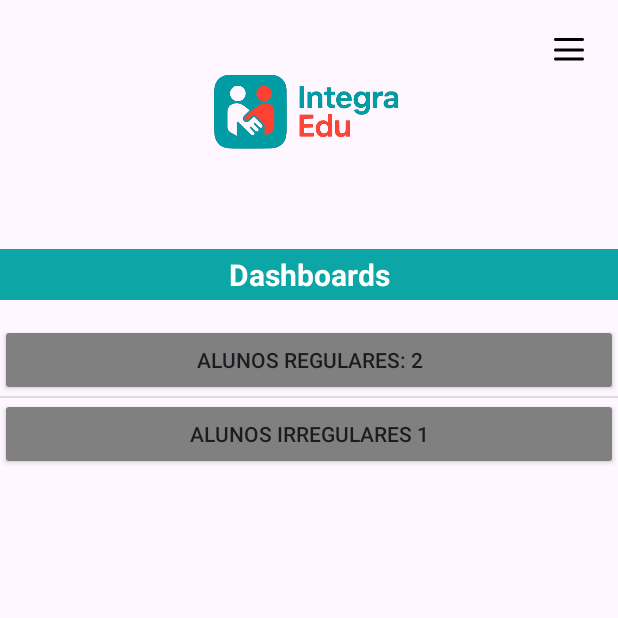
After one commit to YuriBrag/IntegraEdu, an Android app: the DashboardsActivity screen opened directly, with no data from a screen before it, on a phone screen of 412 x 824 dp, the top half of it. The commit adds this screen. Run offline under Robolectric (Android 15) with nearby library versions, the phone set to English and light mode, and no system bars.

Commit message:
Create Dashboard screen

```diff
--- a/app/src/main/AndroidManifest.xml
+++ b/app/src/main/AndroidManifest.xml
@@ -12,6 +12,9 @@
         android:supportsRtl="true"
         android:theme="@style/Theme.IntegraEdu"
         tools:targetApi="31">
+        <activity
+            android:name=".DashboardsActivity"
+            android:exported="false" />
         <activity
             android:name=".AlunosActivity"
             android:exported="false" />
--- a/app/src/main/java/yuri/bragine/integraedu/CadastroActivity.java
+++ b/app/src/main/java/yuri/bragine/integraedu/CadastroActivity.java
@@ -8,6 +8,9 @@ import androidx.core.graphics.Insets;
 import androidx.core.view.ViewCompat;
 import androidx.core.view.WindowInsetsCompat;
 
+import java.util.Arrays;
+import java.util.List;
+
 public class CadastroActivity extends AppCompatActivity {
 
     @Override
@@ -15,6 +18,5 @@ public class CadastroActivity extends AppCompatActivity {
         super.onCreate(savedInstanceState);
         EdgeToEdge.enable(this);
         setContentView(R.layout.activity_cadastro);
-
     }
 }
--- /dev/null
+++ b/app/src/main/java/yuri/bragine/integraedu/DashboardsActivity.java
@@ -0,0 +1,98 @@
+package yuri.bragine.integraedu;
+
+import android.content.res.ColorStateList;
+import android.graphics.Color;
+import android.os.Bundle;
+import android.view.View;
+import android.widget.Button;
+import android.widget.ImageButton;
+import android.widget.LinearLayout;
+
+import androidx.appcompat.app.AppCompatActivity;
+
+import java.util.Arrays;
+import java.util.List;
+
+public class DashboardsActivity extends AppCompatActivity {
+
+    List<Aluno> alunosList = Arrays.asList(
+            new Aluno("Juca", "Bus", 9.5, 87, "Alta", 2, "Ativo"),
+            new Aluno("Maria", "Silva", 8.7, 92, "Média", 0, "Ativo"),
+            new Aluno("Pedro", "Oliveira", 6.3, 75, "Baixa", 3, "Trancado")
+    );
+
+    @Override
+    protected void onCreate(Bundle savedInstanceState) {
+        super.onCreate(savedInstanceState);
+        setContentView(R.layout.activity_dashboard);
+
+        LinearLayout alunosContainer = findViewById(R.id.alunosContainer);
+        int numeroAcima=0;
+        int numeroAbaixo=0;
+        for (Aluno aluno: alunosList){
+            if(aluno.getNota() > 7){
+                numeroAcima+=1;
+            }
+            else{
+                numeroAbaixo+=1;
+            }
+        }
+
+        Button btn = new Button(this);
+        Button btn2=  new Button(this);
+
+        btn.setText("Alunos Regulares: " +numeroAcima);
+        btn.setBackgroundTintList(ColorStateList.valueOf(Color.parseColor("#808080")));
+        btn2.setText("Alunos Irregulares " +numeroAbaixo);
+        btn2.setBackgroundTintList(ColorStateList.valueOf(Color.parseColor("#808080")));
+        final boolean[] expanded = {false};
+
+        final int contAcima= numeroAcima;
+        final int contAbaixo= numeroAbaixo;
+        btn.setOnClickListener(v -> {
+            if (!expanded[0]) {
+                String todosAlunos= new String();
+                for( Aluno alunos: alunosList) {
+                    if (alunos.getNota() > 7) {
+                        todosAlunos += alunos.getNome() + " " + alunos.getSobrenome() + "\n";
+                    }
+                }
+                btn.setText(todosAlunos);
+                expanded[0] = true;
+            } else {
+                btn.setText("Alunos Regulares: " + contAcima);
+                expanded[0] = false;
+            }
+        });
+
+        btn2.setOnClickListener(v -> {
+            if (!expanded[0]) {
+                String todosAlunos= new String();
+                for( Aluno alunos: alunosList) {
+                    if (alunos.getNota() <= 7) {
+                        todosAlunos += alunos.getNome() + " " + alunos.getSobrenome() + "\n";
+                    }
+                }
+                btn2.setText(todosAlunos);
+                expanded[0] = true;
+            } else {
+                btn2.setText("Alunos Irregulares: " + contAbaixo);
+                expanded[0] = false;
+            }
+        });
+
+        alunosContainer.addView(btn);
+        alunosContainer.addView(btn2);
+
+        LinearLayout menuLateral = findViewById(R.id.menuLateral);
+        ImageButton btnMenu = findViewById(R.id.btnMenu);
+
+        btnMenu.setOnClickListener(v -> {
+            if (menuLateral.getVisibility() == View.GONE) {
+                menuLateral.setVisibility(View.VISIBLE);
+            } else {
+                menuLateral.setVisibility(View.GONE);
+            }
+        });
+    }
+}
--- a/app/src/main/java/yuri/bragine/integraedu/HomeActivity.java
+++ b/app/src/main/java/yuri/bragine/integraedu/HomeActivity.java
@@ -40,5 +40,13 @@ public class HomeActivity extends AppCompatActivity {
                 startActivity(intent);
             }
         });
+        Button btnDashboards = findViewById(R.id.btnDashboards);
+        btnDashboards.setOnClickListener(new View.OnClickListener() {
+            @Override
+            public void onClick(View v) {
+                Intent intent = new Intent(HomeActivity.this, DashboardsActivity.class);
+                startActivity(intent);
+            }
+        });
     }
 }
--- /dev/null
+++ b/app/src/main/res/layout/activity_dashboard.xml
@@ -0,0 +1,90 @@
+<?xml version="1.0" encoding="utf-8"?>
+<androidx.constraintlayout.widget.ConstraintLayout xmlns:android="http://schemas.android.com/apk/res/android"
+    xmlns:app="http://schemas.android.com/apk/res-auto"
+    xmlns:tools="http://schemas.android.com/tools"
+    android:id="@+id/main"
+    android:layout_width="match_parent"
+    android:layout_height="match_parent"
+    tools:context=".DashboardsActivity">
+
+
+    <ImageButton
+        android:id="@+id/btnMenu"
+        android:layout_width="50dp"
+        android:layout_height="50dp"
+        android:layout_margin="8dp"
+        android:contentDescription="Abrir menu"
+        android:background="@null"
+        android:src="@drawable/ic_menu"
+        app:tint="@android:color/black"
+        app:layout_constraintTop_toTopOf="parent"
+        app:layout_constraintEnd_toEndOf="parent"/>
+
+    <LinearLayout
+        android:layout_width="match_parent"
+        android:layout_height="match_parent"
+        android:orientation="vertical" >
+
+
+        <ImageView
+            android:id="@+id/imagemLogo"
+            android:layout_width="match_parent"
+            android:layout_height="150dp"
+            android:src="@drawable/logointegraedu"
+            android:contentDescription="Logo do aplicativo"
+            android:layout_gravity="center_horizontal"
+            android:layout_marginBottom="16dp"/>
+
+        <TextView
+            android:id="@+id/txtDivider"
+            android:layout_width="match_parent"
+            android:layout_height="wrap_content"
+            android:text="@string/dashboards"
+            android:textColor="#FFF"
+            android:textAlignment="center"
+            android:padding="3dp"
+            android:background="#0DA6A6"
+            android:textSize="20sp"
+            android:textStyle="bold"
+            android:layout_marginBottom="16dp"/>
+
+        <LinearLayout
+            android:id="@+id/alunosContainer"
+            android:layout_width="match_parent"
+            android:layout_height="wrap_content"
+            android:orientation="vertical"
+            android:divider="?android:attr/dividerHorizontal"
+            android:showDividers="middle"/>
+
+    </LinearLayout>
+
+    <LinearLayout
+        android:id="@+id/menuLateral"
+        android:layout_width="0dp"
+        android:layout_height="match_parent"
+        android:orientation="vertical"
+        android:background="#DDDDDD"
+        android:visibility="gone"
+        android:elevation="8dp"
+        app:layout_constraintTop_toTopOf="parent"
+        app:layout_constraintBottom_toBottomOf="parent"
+        app:layout_constraintStart_toStartOf="parent"
+        app:layout_constraintWidth_percent="0.5">
+
+        <Button
+            android:layout_width="match_parent"
+            android:layout_height="wrap_content"
+            android:text="@string/editarPerfil"
+            android:padding="16dp"
+            android:backgroundTint="#808080"
+            app:cornerRadius="0dp"/>
+
+        <Button
+            android:layout_width="match_parent"
+            android:layout_height="wrap_content"
+            android:text="@string/sair"
+            android:padding="16dp"
+            android:backgroundTint="#808080"
+            app:cornerRadius="0dp"/>
+    </LinearLayout>
+</androidx.constraintlayout.widget.ConstraintLayout>
```
